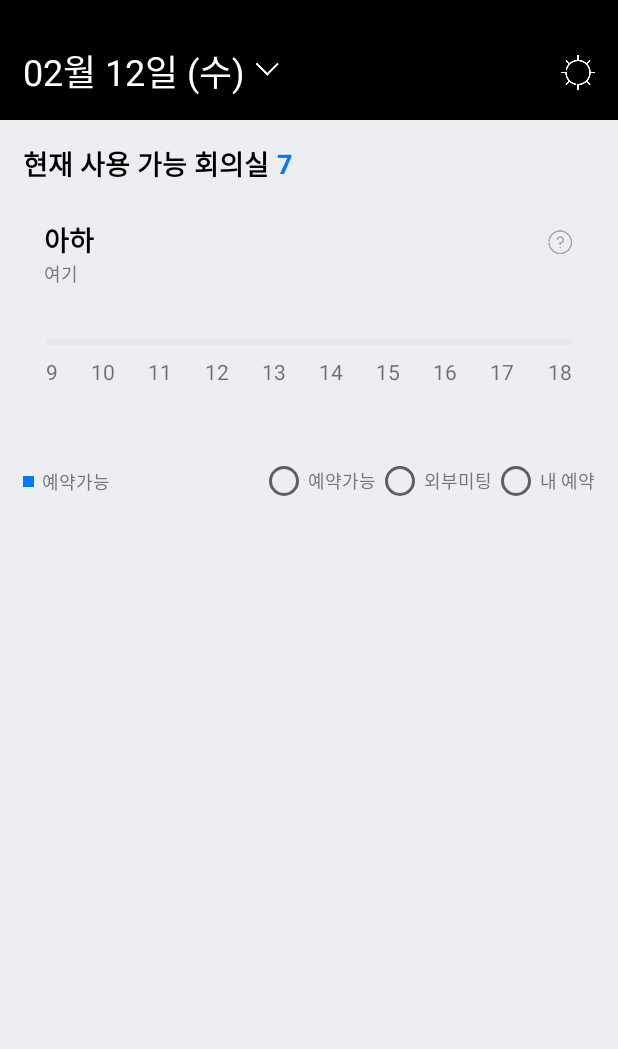
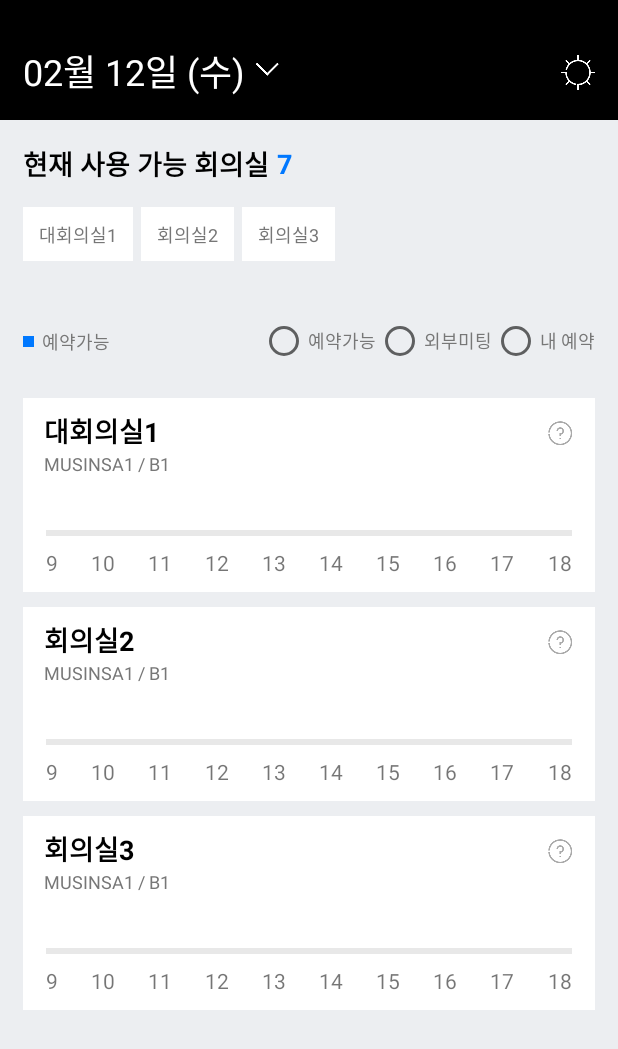
Before and after one commit to victory316/GithubUserSearcher, an Android app: the UiActivity screen opened directly, with no data from a screen before it, on a phone screen of 412 x 824 dp. Shown: the top 1049 px of the screen. Run offline under Robolectric (Android 15) with nearby library versions, the phone set to English and light mode, and no system bars; our stand-ins replace Room's generated code, data binding.

Commit message:
aligning recyclerviews

```diff
--- a/app/src/main/java/com/example/answer/ui/ConferenceRoomViewModel.kt
+++ b/app/src/main/java/com/example/answer/ui/ConferenceRoomViewModel.kt
@@ -22,4 +22,8 @@ class ConferenceRoomViewModel(application: Application) : AndroidViewModel(appli
     fun delete(contact: ConferenceRoomData) {
         repository.delete(contact)
     }
+
+    fun deleteAll() {
+        repository.deleteAll()
+    }
 }
--- a/app/src/main/java/com/example/answer/ui/UiActivity.kt
+++ b/app/src/main/java/com/example/answer/ui/UiActivity.kt
@@ -11,17 +11,17 @@ import androidx.lifecycle.ViewModelProviders
 import androidx.recyclerview.widget.LinearLayoutManager
 import com.example.answer.R
 import com.example.answer.databinding.ActivityUiBinding
-import com.example.answer.ui.data.ConferenceRoom
 import com.example.answer.ui.data.Reservations
 import com.example.answer.ui.recyclerview.ConferenceAdapter
+import com.example.answer.ui.recyclerview.ConferenceMiniAdapter
 import com.example.answer.ui.room.ConferenceRoomData
-import com.example.answer.ui.room.ConferenceRoomDatabase
 import com.google.gson.Gson
 
 class UiActivity : AppCompatActivity() {
 
     private lateinit var binding : ActivityUiBinding
     private lateinit var cRoomViewModel: ConferenceRoomViewModel
+    private lateinit var dataList: List<ConferenceRoomData>
 
     override fun onCreate(savedInstanceState: Bundle?) {
         super.onCreate(savedInstanceState)
@@ -29,17 +29,29 @@ class UiActivity : AppCompatActivity() {
 
         binding = DataBindingUtil.setContentView(this, R.layout.activity_ui)
 
-        val adapter = ConferenceAdapter({ roomData ->
+        val roomDetailAdapter = ConferenceAdapter({ roomData ->
 
         }, {
             roomData ->
         })
 
-        val linearLayoutManager = LinearLayoutManager(this)
+        val roomMiniAdapter = ConferenceMiniAdapter({ roomData ->
 
-        binding.availableRoomView.adapter = adapter
-        binding.availableRoomView.layoutManager = linearLayoutManager
-        binding.availableRoomView.setHasFixedSize(true)
+        }, {
+                roomData ->
+        })
+
+        val roomDetailLayoutManager = LinearLayoutManager(this)
+        val roomMiniLayoutManager = LinearLayoutManager(this,
+            LinearLayoutManager.HORIZONTAL, false)
+
+        binding.roomDetailRecyclerView.adapter = roomDetailAdapter
+        binding.roomDetailRecyclerView.layoutManager = roomDetailLayoutManager
+        binding.roomDetailRecyclerView.setHasFixedSize(true)
+
+        binding.availableRoomRecyclerView.adapter = roomMiniAdapter
+        binding.availableRoomRecyclerView.layoutManager = roomMiniLayoutManager
+        binding.availableRoomRecyclerView.setHasFixedSize(true)
 
         // ViewModel의 설정
         cRoomViewModel = ViewModelProviders.of(this).get(ConferenceRoomViewModel::class.java)
@@ -47,28 +59,33 @@ class UiActivity : AppCompatActivity() {
         val tempReservation = Reservations("100", "1000")
         val tempReservationList = ArrayList<Reservations>()
         tempReservationList.add(tempReservation)
-        val testData = ConferenceRoomData(1,"아하","여기", tempReservationList)
-        cRoomViewModel.insert(testData)
+
+        cRoomViewModel.deleteAll()
+        dataList = parseJson()
+
+        for (indices in dataList) {
+            cRoomViewModel.insert(indices)
+        }
+//        cRoomViewModel.insert(testData)
 //
         cRoomViewModel.getAll().observe(this, Observer<List<ConferenceRoomData>> { roomData ->
-            adapter.setContacts(roomData!!)
+            roomDetailAdapter.setContacts(roomData!!)
+            roomMiniAdapter.setContacts(roomData)
         })
 
         // 기기의 statusBar 색상을 디자인 시안에 맞게 변경
        if (Build.VERSION.SDK_INT >= Build.VERSION_CODES.LOLLIPOP) {
             window.statusBarColor = Color.BLACK
         }
-
-        parseJson()
     }
 
 
     // MUSINSA.json으로부터 json string을 parse
     // Parsing된 string으로부터 ConferenceRoom List를 생성
-    private fun parseJson() {
+    private fun parseJson(): List<ConferenceRoomData> {
         val gson = Gson()
         val testString = applicationContext.assets.open("MUSINSA.json").bufferedReader().use {it.readText()}
-        val testArray = gson.fromJson(testString, Array<ConferenceRoom>::class.java).toList()
+        val testArray = gson.fromJson(testString, Array<ConferenceRoomData>::class.java).toList()
         Log.d("jsonTest", "parsed String : $testString")
 
         for(indices in testArray) {
@@ -82,10 +99,12 @@ class UiActivity : AppCompatActivity() {
                 Log.d("jsonTest", "endtime : ${indices.endTime}")
             }
 
-            for(indices in indices.getReservationList()) {
-                Log.d("jsonTest", "starttime : ${indices.startTime}")
-                Log.d("jsonTest", "endtime : ${indices.endTime}")
-            }
+//            for(indices in indices.getReservationList()) {
+//                Log.d("jsonTest", "starttime : ${indices.startTime}")
+//                Log.d("jsonTest", "endtime : ${indices.endTime}")
+//            }
         }
+
+        return testArray
     }
 }
--- /dev/null
+++ b/app/src/main/java/com/example/answer/ui/recyclerview/ConferenceMiniAdapter.kt
@@ -0,0 +1,51 @@
+package com.example.answer.ui.recyclerview
+
+import android.view.LayoutInflater
+import android.view.View
+import android.view.ViewGroup
+import android.widget.TextView
+import androidx.recyclerview.widget.RecyclerView
+import com.example.answer.R
+import com.example.answer.ui.room.ConferenceRoomData
+
+class ConferenceMiniAdapter(val contactItemClick: (ConferenceRoomData) -> Unit, val contactItemLongClick: (ConferenceRoomData) -> Unit)
+    : RecyclerView.Adapter<ConferenceMiniAdapter.ViewHolder>() {
+    private var contacts: List<ConferenceRoomData> = listOf()
+
+    override fun onCreateViewHolder(parent: ViewGroup, i: Int): ViewHolder {
+        val view = LayoutInflater.from(parent.context).inflate(R.layout.conference_mini_item, parent, false)
+        return ViewHolder(view)
+    }
+
+    override fun getItemCount(): Int {
+        return contacts.size
+    }
+
+    override fun onBindViewHolder(viewHolder: ViewHolder, position: Int) {
+        viewHolder.bind(contacts[position])
+    }
+
+    inner class ViewHolder(itemView: View): RecyclerView.ViewHolder(itemView) {
+        private val nameTv = itemView.findViewById<TextView>(R.id.room_name_text)
+
+        fun bind(conferenceRoomData: ConferenceRoomData) {
+            nameTv.text = conferenceRoomData.name
+//            numberTv.text = conferenceRoomData.location
+
+            itemView.setOnClickListener {
+//                contactItemClick(conferenceRoomData)
+            }
+
+            itemView.setOnLongClickListener {
+//                contactItemLongClick(conferenceRoomData)
+                true
+            }
+        }
+    }
+
+    fun setContacts(contacts: List<ConferenceRoomData>) {
+        this.contacts = contacts
+        notifyDataSetChanged()
+    }
+
+}
--- a/app/src/main/java/com/example/answer/ui/room/ConferenceDao.kt
+++ b/app/src/main/java/com/example/answer/ui/room/ConferenceDao.kt
@@ -17,4 +17,6 @@ interface ConferenceDao {
     @Delete
     fun delete(conferenceRoomData: ConferenceRoomData)
 
+    @Query("DELETE FROM room")
+    fun deleteAll()
 }
--- a/app/src/main/java/com/example/answer/ui/room/ConferenceRepository.kt
+++ b/app/src/main/java/com/example/answer/ui/room/ConferenceRepository.kt
@@ -29,4 +29,13 @@ class ConferenceRepository(application: Application) {
             thread.start()
         } catch (e: Exception) { }
     }
+
+    fun deleteAll() {
+        try {
+            val thread = Thread(Runnable {
+                conferenceDao.deleteAll()
+            })
+            thread.start()
+        } catch (e: Exception) { }
+    }
 }
--- a/app/src/main/java/com/example/answer/ui/room/ConferenceTypeConverter.kt
+++ b/app/src/main/java/com/example/answer/ui/room/ConferenceTypeConverter.kt
@@ -10,20 +10,6 @@ import java.lang.reflect.Type
 
 class ConferenceTypeConverter {
     companion object {
-
-        val SEPARATOR = ","
-
-//        @TypeConverter
-//        @JvmStatic
-//        fun resevationsToString(reservations: List<Reservations>?): String? {
-//            return reservations?.map { it.startTime }?.joinToString(separator = SEPARATOR)
-//        }
-//
-//        @TypeConverter
-//        @JvmStatic
-//        fun stringToReservations(reservations: String?): List<Reservations>? {
-//            return reservations?.split(SEPARATOR)?.map { reservations.of(it.toInt()) }
-//        }
 
         @TypeConverter
         @JvmStatic
--- a/app/src/main/res/layout/activity_ui.xml
+++ b/app/src/main/res/layout/activity_ui.xml
@@ -107,11 +107,11 @@
     </androidx.constraintlayout.widget.ConstraintLayout>
 
     <androidx.recyclerview.widget.RecyclerView
-        android:id="@+id/available_room_view"
+        android:id="@+id/available_room_recycler_view"
         android:layout_width="match_parent"
         android:layout_height="wrap_content"
         android:layout_margin="15dp"
-        app:layoutManager="androidx.recyclerview.widget.LinearLayoutManager"
+        tools:listitem="@layout/conference_mini_item"
         app:layout_constraintLeft_toLeftOf="parent"
         app:layout_constraintRight_toRightOf="parent"
         app:layout_constraintTop_toBottomOf="@id/conference_constraints"
@@ -123,7 +123,7 @@
         android:layout_height="wrap_content"
         android:layout_marginTop="37dp"
         android:layout_marginLeft="15dp"
-        app:layout_constraintTop_toBottomOf="@id/available_room_view"
+        app:layout_constraintTop_toBottomOf="@id/available_room_recycler_view"
         app:layout_constraintLeft_toLeftOf="parent"
         app:layout_constraintRight_toRightOf="parent">
 
@@ -183,12 +183,13 @@
     </androidx.constraintlayout.widget.ConstraintLayout>
 
     <androidx.recyclerview.widget.RecyclerView
-        android:id="@+id/room_recycler_view"
+        android:id="@+id/room_detail_recycler_view"
         android:layout_width="match_parent"
         android:layout_height="0dp"
         android:layout_marginLeft="15dp"
         android:layout_marginRight="15dp"
         android:layout_marginTop="12dp"
+        android:orientation="vertical"
         tools:listitem="@layout/conference_item"
         app:layout_constraintLeft_toLeftOf="parent"
         app:layout_constraintRight_toRightOf="parent"
--- a/app/src/main/res/layout/conference_item.xml
+++ b/app/src/main/res/layout/conference_item.xml
@@ -1,7 +1,9 @@
 <?xml version="1.0" encoding="utf-8"?>
 <androidx.constraintlayout.widget.ConstraintLayout xmlns:android="http://schemas.android.com/apk/res/android"
     xmlns:app="http://schemas.android.com/apk/res-auto"
+    android:layout_marginTop="10dp"
     android:orientation="vertical"
+    android:background="@color/white"
     android:layout_width="match_parent"
     android:layout_height="129dp">
 
--- /dev/null
+++ b/app/src/main/res/layout/conference_mini_item.xml
@@ -0,0 +1,26 @@
+<?xml version="1.0" encoding="utf-8"?>
+<androidx.constraintlayout.widget.ConstraintLayout xmlns:android="http://schemas.android.com/apk/res/android"
+    xmlns:app="http://schemas.android.com/apk/res-auto"
+    android:layout_marginRight="5dp"
+    android:orientation="horizontal"
+    android:background="@color/white"
+    android:layout_width="wrap_content"
+    android:layout_height="36dp">
+
+    <TextView
+        android:id="@+id/room_name_text"
+        android:layout_width="wrap_content"
+        android:layout_height="wrap_content"
+        style="@style/TextStyle4"
+        android:layout_marginLeft="10.5dp"
+        android:layout_marginRight="10.5dp"
+        android:layout_marginTop="9dp"
+        android:layout_marginBottom="9dp"
+        app:layout_constraintTop_toTopOf="parent"
+        app:layout_constraintBottom_toBottomOf="parent"
+        app:layout_constraintLeft_toLeftOf="parent"
+        app:layout_constraintRight_toRightOf="parent"
+        android:text="회의실 1"/>
+
+
+</androidx.constraintlayout.widget.ConstraintLayout>
```
